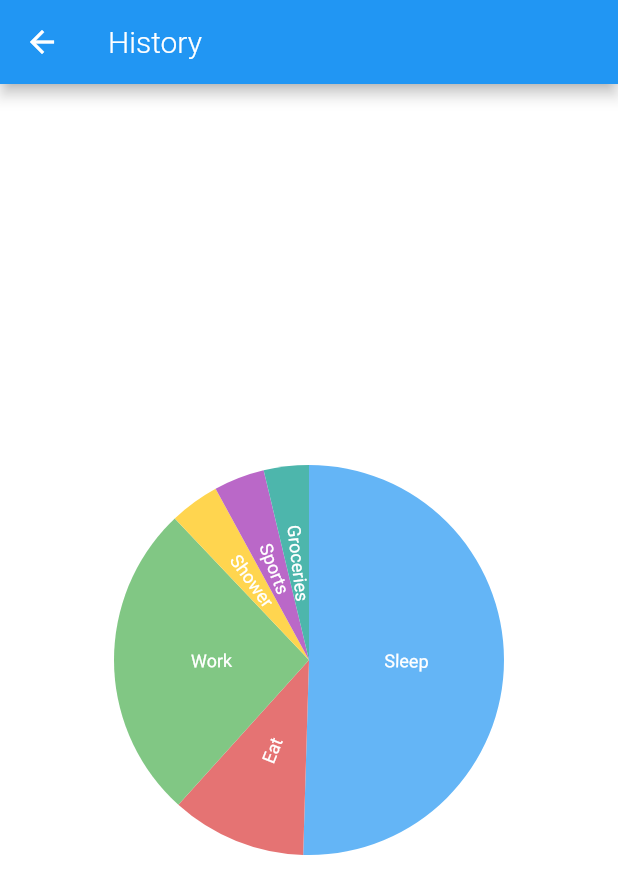
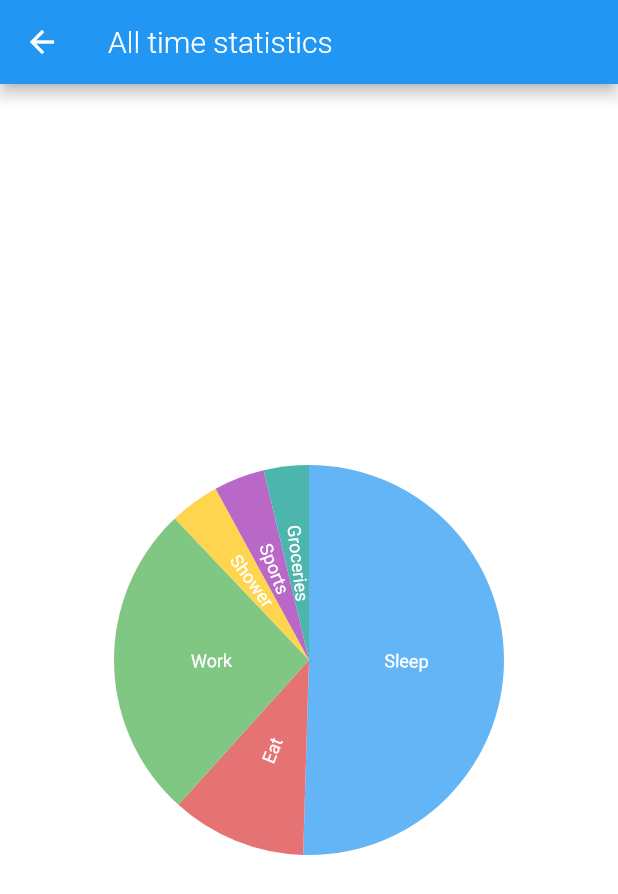
Before and after one commit to coffeecoding/EazyTime, a Flutter app: the screen it shows after launch, swiped to page 3, on a phone screen of 412 x 824 dp. Shown: the top 894 px of the screen. Run offline on Flutter 3.47's test engine with Material 2 defaults, Android fonts, the phone set to English and light mode, and no system bars; our stand-ins replace charts_flutter.

Commit message:
BackButton - minor change

```diff
--- a/lib/main.dart
+++ b/lib/main.dart
@@ -261,10 +261,10 @@ class _MyHomePageState extends State<MyHomePage> {
           ),
           Scaffold(
             appBar: AppBar(
-              leading: IconButton(icon: Icon(Icons.arrow_back), onPressed: () {
-                _pageController.animateToPage(1, duration: Duration(milliseconds: 500), curve: Curves.easeOut);
-              }),
-              title: Text('History', style: NormalTextStyle())),
+                leading: BackButton(onPressed: () {
+                  _pageController.animateToPage(1, duration: Duration(milliseconds: 500), curve: Curves.easeOut);
+                }),
+                title: Text('All time statistics', style: NormalTextStyle())),
             body: Container(
                 color: Colors.white,
                 alignment: Alignment.center,
```
